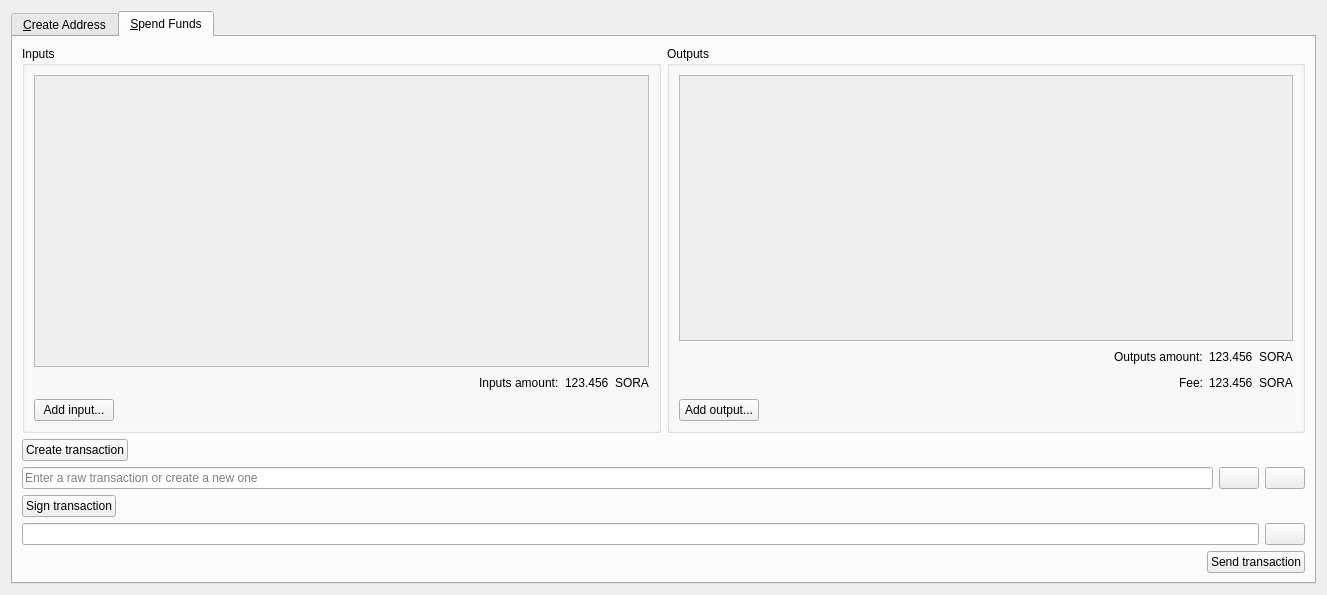
Old version of the form src/qt/forms/multisigdialog.ui in the repository FromHDDtoSSD/SorachanCoin-qt.
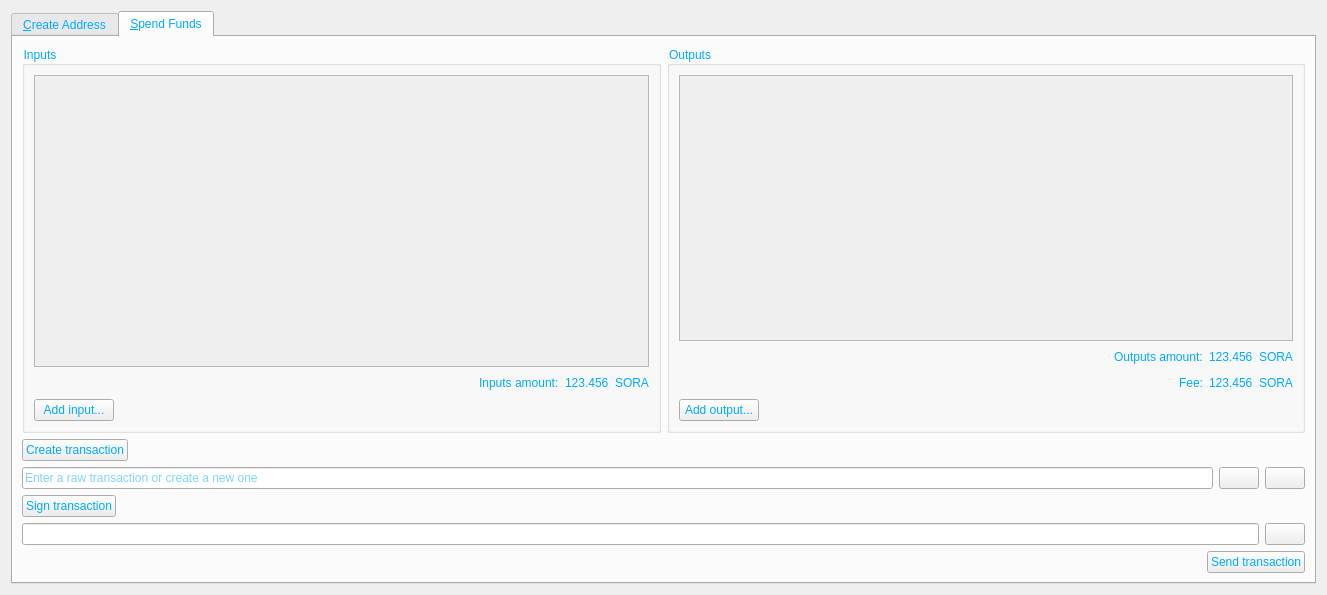
New version of the form. Icons and pictures are not drawn.

The edit to the form file:
```diff
--- a/src/qt/forms/multisigdialog.ui
+++ b/src/qt/forms/multisigdialog.ui
@@ -13,9 +13,17 @@
   <property name="windowTitle">
    <string>Multisig</string>
   </property>
+  <property name="styleSheet">
+   <string notr="true">background-image: url(:/images/bkg2);
+color: rgb(0, 170, 255);</string>
+  </property>
   <layout class="QVBoxLayout" name="verticalLayout_2">
    <item>
     <widget class="QTabWidget" name="tabWidget">
+     <property name="styleSheet">
+      <string notr="true">background-image: url(:/images/bkg2);
+color: rgb(0, 170, 255);</string>
+     </property>
      <property name="currentIndex">
       <number>1</number>
      </property>
```
Left out of the diff: 12 changed lines with no effect on the pictures.
